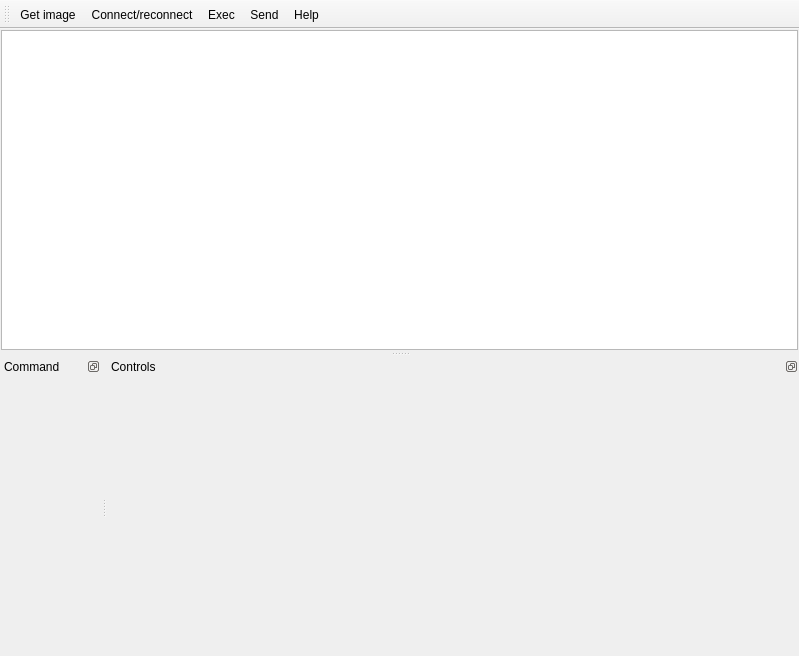
Qt form soft/remote_ctrl/app_client/src/main_wnd.ui (z80/IPM) before a commit.
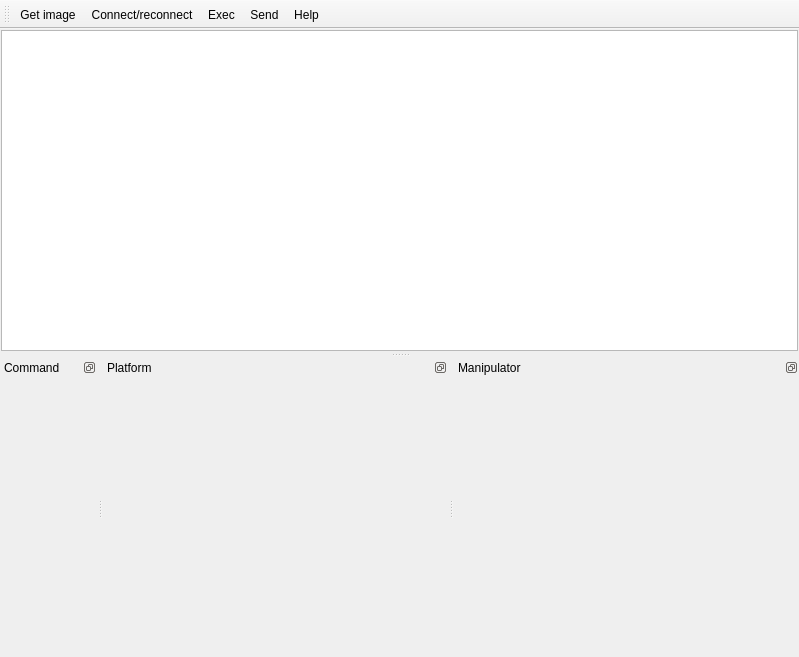
The same form after that commit. Icons and pictures are not drawn. Custom widgets are drawn as their Qt base class.

```diff
--- a/soft/remote_ctrl/app_client/src/main_wnd.ui
+++ b/soft/remote_ctrl/app_client/src/main_wnd.ui
@@ -7,7 +7,7 @@
     <x>0</x>
     <y>0</y>
     <width>799</width>
-    <height>656</height>
+    <height>657</height>
    </rect>
   </property>
   <property name="windowTitle">
@@ -93,14 +93,14 @@
     <set>QDockWidget::DockWidgetFloatable|QDockWidget::DockWidgetMovable</set>
    </property>
    <property name="windowTitle">
-    <string>Controls</string>
+    <string>Platform</string>
    </property>
    <attribute name="dockWidgetArea">
     <number>8</number>
    </attribute>
    <widget class="QWidget" name="dockWidgetContents_3">
-    <layout class="QGridLayout" name="gridLayout">
-     <item row="0" column="0">
+    <layout class="QVBoxLayout" name="verticalLayout_3">
+     <item>
       <widget class="AnalogPad" name="joy1" native="true">
        <property name="minimumSize">
         <size>
@@ -110,17 +110,7 @@
        </property>
       </widget>
      </item>
-     <item row="0" column="1">
-      <widget class="AnalogPad" name="joy3" native="true">
-       <property name="minimumSize">
-        <size>
-         <width>128</width>
-         <height>128</height>
-        </size>
-       </property>
-      </widget>
-     </item>
-     <item row="1" column="0">
+     <item>
       <widget class="AnalogPad" name="joy2" native="true">
        <property name="minimumSize">
         <size>
@@ -130,16 +120,6 @@
        </property>
       </widget>
      </item>
-     <item row="1" column="1">
-      <widget class="AnalogPad" name="joy4" native="true">
-       <property name="minimumSize">
-        <size>
-         <width>128</width>
-         <height>128</height>
-        </size>
-       </property>
-      </widget>
-     </item>
     </layout>
    </widget>
   </widget>
@@ -165,6 +145,41 @@
    <addaction name="send"/>
    <addaction name="help"/>
   </widget>
+  <widget class="QDockWidget" name="manipulatorDw">
+   <property name="features">
+    <set>QDockWidget::DockWidgetFloatable|QDockWidget::DockWidgetMovable</set>
+   </property>
+   <property name="windowTitle">
+    <string>Manipulator</string>
+   </property>
+   <attribute name="dockWidgetArea">
+    <number>8</number>
+   </attribute>
+   <widget class="QWidget" name="dockWidgetContents">
+    <layout class="QVBoxLayout" name="verticalLayout_2">
+     <item>
+      <widget class="AnalogPad" name="joy3" native="true">
+       <property name="minimumSize">
+        <size>
+         <width>128</width>
+         <height>128</height>
+        </size>
+       </property>
+      </widget>
+     </item>
+     <item>
+      <widget class="AnalogPad" name="joy4" native="true">
+       <property name="minimumSize">
+        <size>
+         <width>128</width>
+         <height>128</height>
+        </size>
+       </property>
+      </widget>
+     </item>
+    </layout>
+   </widget>
+  </widget>
   <action name="image">
    <property name="icon">
     <iconset resource="images.qrc">
```
Left out of the diff: 6 changed lines with no effect on the pictures.
